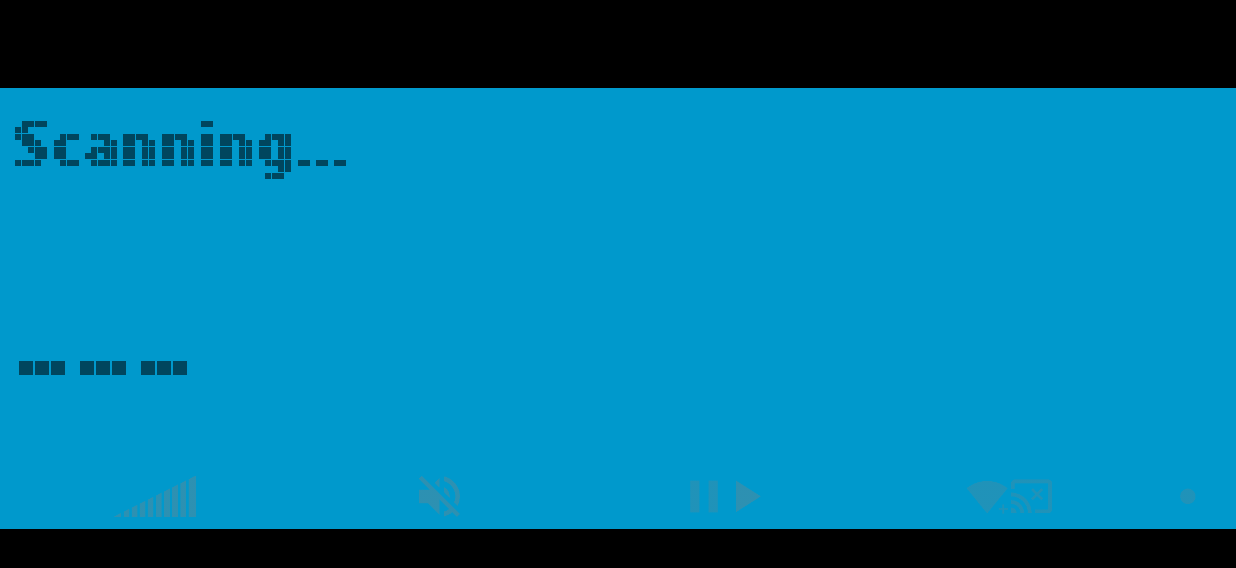
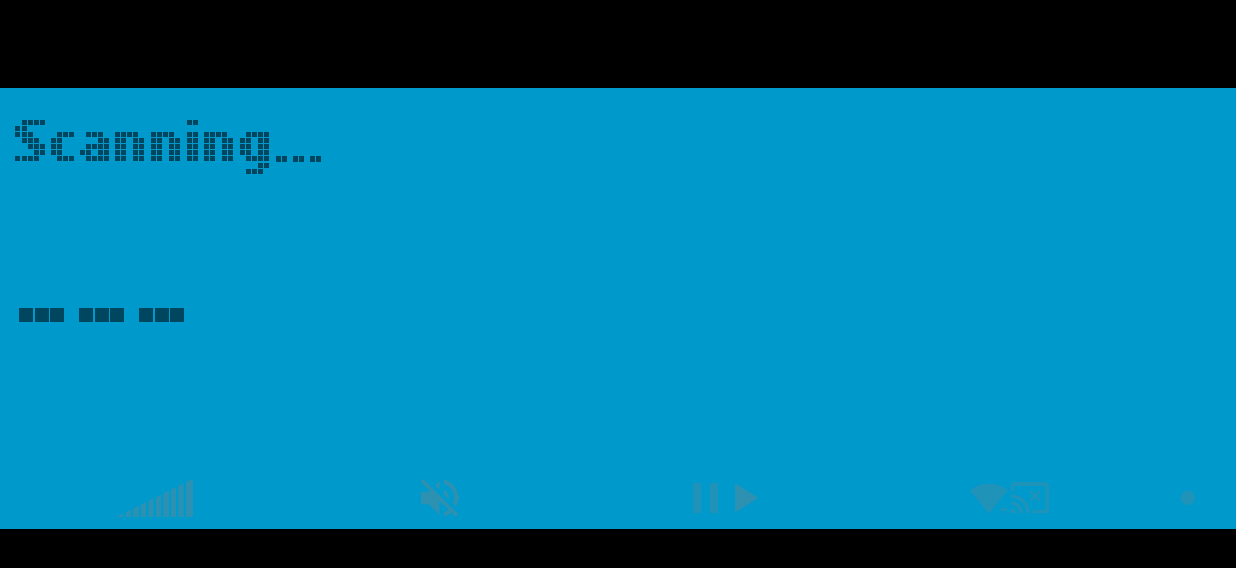
Before and after one commit to pbauermeister/ChromecastDisplay, an Android app: the screen it shows after launch (MainActivity), on a phone screen of 824 x 412 dp (held sideways). Shown: the top 568 px of the screen. Run offline under Robolectric (Android 15) with nearby library versions, the phone set to English and light mode, and no system bars; libraries missing offline, so code that uses them is left out: de.greenrobot.event; 2 statements that could not run were skipped.

Commit message:
Reorged screen (name+app on same top line, bigger status text).

```diff
--- a/app/src/main/java/digital/bauermeister/chromecastdisplay/ChromecastInfo.java
+++ b/app/src/main/java/digital/bauermeister/chromecastdisplay/ChromecastInfo.java
@@ -21,9 +21,13 @@ public class ChromecastInfo implements Comparable<ChromecastInfo> {
             float audioLevel,
             boolean audioMuted,
             boolean standBy) {
+        if(statusText.toLowerCase().startsWith(Config.STATUS_PRIFIX_TO_STRIP.toLowerCase())) {
+            statusText = statusText.substring(Config.STATUS_PRIFIX_TO_STRIP.length());
+        }
+
         this.chromecastName = chromecastName;
         this.appName = appName;
-        this.statusText = statusText;
+        this.statusText = statusText.trim();
         this.audioLevel = audioLevel;
         this.audioMuted = audioMuted;
         this.standBy = standBy;
--- a/app/src/main/java/digital/bauermeister/chromecastdisplay/Config.java
+++ b/app/src/main/java/digital/bauermeister/chromecastdisplay/Config.java
@@ -11,6 +11,9 @@ public abstract class Config {
 
     public final static int HEARTBEAT_DELAY_MS = 1000 / 20;
 
-    public final static int SCROLL_X_DELAY_MS = 1000 / 20;
-    public final static int SCROLL_Y_DELAY_MS = 1000 / 10;
+    public final static int SCROLL_X_DELAY_MS = 1000 / 15;
+    public final static int SCROLL_TWEEN_PAUSE = 1500 ;
+    public final static int SCROLL_Y_DELAY_MS = 1000 / 20;
+
+    public final static String STATUS_PRIFIX_TO_STRIP = "Now Casting:";
 }
--- a/app/src/main/java/digital/bauermeister/chromecastdisplay/TextAutoscrollView.java
+++ b/app/src/main/java/digital/bauermeister/chromecastdisplay/TextAutoscrollView.java
@@ -4,7 +4,6 @@ import android.content.Context;
 import android.graphics.Paint;
 import android.graphics.Typeface;
 import android.util.AttributeSet;
-import android.util.Log;
 import android.util.TypedValue;
 import android.widget.TextView;
 
@@ -98,7 +97,7 @@ public class TextAutoscrollView extends TextView {
         int delay;
         if (scrollYPosition < 0f) {
             scrollYPosition += scrollStep;
-            delay = Config.SCROLL_Y_DELAY_MS;
+            delay = scrollYPosition < 0 ? Config.SCROLL_Y_DELAY_MS : Config.SCROLL_TWEEN_PAUSE;
         } else {
             scrollXPosition -= scrollStep;
             if (scrollXPosition < -textWidth) {
--- a/app/src/main/res/layout/activity_fullscreen.xml
+++ b/app/src/main/res/layout/activity_fullscreen.xml
@@ -20,32 +20,49 @@
         android:orientation="vertical"
         android:padding="8dp">
 
-        <digital.bauermeister.chromecastdisplay.TextAutoscrollView
-            android:id="@+id/chromecast_name"
+        <LinearLayout
             android:layout_width="match_parent"
             android:layout_height="0dp"
             android:layout_weight="2"
-            android:text="Scanning..."
-            android:gravity="center_vertical" />
+            android:orientation="horizontal">
 
-        <digital.bauermeister.chromecastdisplay.TextAutoscrollView
-            android:id="@+id/app_name"
+            <digital.bauermeister.chromecastdisplay.TextAutoscrollView
+                android:id="@+id/chromecast_name"
+                android:layout_width="0dp"
+                android:layout_height="match_parent"
+                android:layout_weight="2"
+                android:gravity="center_vertical"
+                android:text="Scanning..." />
+
+            <android.support.v4.widget.Space
+                android:layout_width="20dp"
+                android:layout_height="match_parent" />
+
+            <digital.bauermeister.chromecastdisplay.TextAutoscrollView
+                android:id="@+id/app_name"
+                android:layout_width="0dp"
+                android:layout_height="match_parent"
+                android:layout_weight="2"
+                android:gravity="center_vertical|right" />
+        </LinearLayout>
+
+        <android.support.v4.widget.Space
             android:layout_width="match_parent"
             android:layout_height="0dp"
-            android:layout_weight="2"
-            android:gravity="center_vertical" />
+            android:layout_weight="1" />
 
         <digital.bauermeister.chromecastdisplay.TextAutoscrollView
             android:id="@+id/status_text"
             android:layout_width="match_parent"
             android:layout_height="0dp"
             android:layout_weight="5"
-            android:text="---"
-            android:gravity="center_vertical" />
+            android:gravity="center_vertical"
+            android:text="---" />
 
         <android.support.v4.widget.Space
             android:layout_width="match_parent"
-            android:layout_height="10dp" />
+            android:layout_height="0dp"
+            android:layout_weight="2" />
 
         <LinearLayout
             android:layout_width="match_parent"
@@ -58,39 +75,39 @@
                 android:layout_width="0dp"
                 android:layout_height="match_parent"
                 android:layout_weight="1"
-                android:src="@drawable/ic_volume_00"
-                android:gravity="center" />
+                android:gravity="center"
+                android:src="@drawable/ic_volume_00" />
 
             <ImageView
                 android:id="@+id/audio_muted"
                 android:layout_width="0dp"
                 android:layout_height="match_parent"
                 android:layout_weight="1"
-                android:src="@drawable/ic_volume_on"
-                android:gravity="center" />
+                android:gravity="center"
+                android:src="@drawable/ic_volume_on" />
 
             <ImageView
                 android:id="@+id/stand_by"
                 android:layout_width="0dp"
                 android:layout_height="match_parent"
                 android:layout_weight="1"
-                android:src="@drawable/ic_standby_unknown"
-                android:gravity="center" />
+                android:gravity="center"
+                android:src="@drawable/ic_standby_unknown" />
 
             <ImageView
                 android:id="@+id/state"
                 android:layout_width="0dp"
                 android:layout_height="match_parent"
-                android:src="@drawable/ic_state_unknown"
                 android:layout_weight="1"
-                android:gravity="center" />
+                android:gravity="center"
+                android:src="@drawable/ic_state_unknown" />
 
             <ImageView
                 android:id="@+id/event"
                 android:layout_width="wrap_content"
-                android:src="@drawable/ic_idle"
                 android:layout_height="match_parent"
-                android:gravity="center" />
+                android:gravity="center"
+                android:src="@drawable/ic_idle" />
         </LinearLayout>
     </LinearLayout>
 
```
